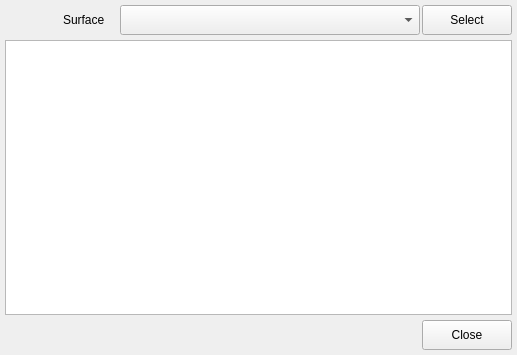
This is forms/surfaceviewdialog.ui in usual-one/3DObjectVisualizer as Qt 5 draws it before an edit. The edited form follows.
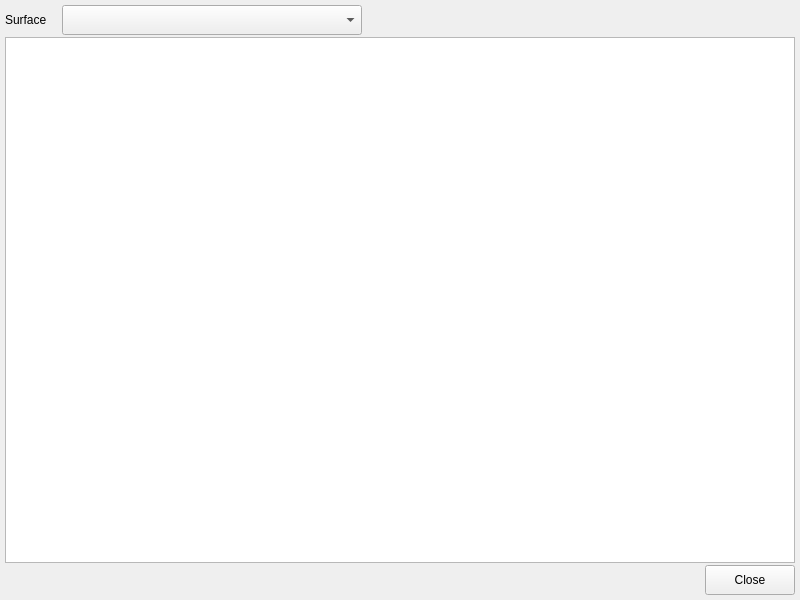
This is the edited form.

Commit message: surface view updated

```diff
--- a/forms/surfaceviewdialog.ui
+++ b/forms/surfaceviewdialog.ui
@@ -6,16 +6,22 @@
    <rect>
     <x>0</x>
     <y>0</y>
-    <width>517</width>
-    <height>355</height>
+    <width>800</width>
+    <height>600</height>
    </rect>
   </property>
+  <property name="sizePolicy">
+   <sizepolicy hsizetype="Expanding" vsizetype="Expanding">
+    <horstretch>0</horstretch>
+    <verstretch>0</verstretch>
+   </sizepolicy>
+  </property>
   <property name="windowTitle">
    <string>View surface</string>
   </property>
   <layout class="QVBoxLayout" name="verticalLayout">
    <property name="spacing">
-    <number>5</number>
+    <number>2</number>
    </property>
    <property name="leftMargin">
     <number>5</number>
@@ -34,6 +40,50 @@
      <property name="spacing">
       <number>2</number>
      </property>
+     <item>
+      <widget class="QLabel" name="lbl_surface">
+       <property name="minimumSize">
+        <size>
+         <width>55</width>
+         <height>30</height>
+        </size>
+       </property>
+       <property name="maximumSize">
+        <size>
+         <width>55</width>
+         <height>30</height>
+        </size>
+       </property>
+       <property name="text">
+        <string>Surface</string>
+       </property>
+      </widget>
+     </item>
+     <item>
+      <widget class="QComboBox" name="cmbx_surface">
+       <property name="sizePolicy">
+        <sizepolicy hsizetype="Fixed" vsizetype="Fixed">
+         <horstretch>0</horstretch>
+         <verstretch>0</verstretch>
+        </sizepolicy>
+       </property>
+       <property name="minimumSize">
+        <size>
+         <width>300</width>
+         <height>30</height>
+        </size>
+       </property>
+       <property name="maximumSize">
+        <size>
+         <width>300</width>
+         <height>30</height>
+        </size>
+       </property>
+       <property name="focusPolicy">
+        <enum>Qt::NoFocus</enum>
+       </property>
+      </widget>
+     </item>
      <item>
       <spacer name="spacer_surface">
        <property name="orientation">
@@ -41,90 +91,24 @@
        </property>
        <property name="sizeHint" stdset="0">
         <size>
-         <width>40</width>
+         <width>0</width>
          <height>30</height>
         </size>
        </property>
       </spacer>
      </item>
-     <item>
-      <widget class="QLabel" name="lbl_surface">
-       <property name="minimumSize">
-        <size>
-         <width>55</width>
-         <height>30</height>
-        </size>
-       </property>
-       <property name="maximumSize">
-        <size>
-         <width>55</width>
-         <height>30</height>
-        </size>
-       </property>
-       <property name="text">
-        <string>Surface</string>
-       </property>
-      </widget>
-     </item>
-     <item>
-      <widget class="QComboBox" name="cmbx_surface">
-       <property name="sizePolicy">
-        <sizepolicy hsizetype="Fixed" vsizetype="Fixed">
-         <horstretch>0</horstretch>
-         <verstretch>0</verstretch>
-        </sizepolicy>
-       </property>
-       <property name="minimumSize">
-        <size>
-         <width>300</width>
-         <height>30</height>
-        </size>
-       </property>
-       <property name="maximumSize">
-        <size>
-         <width>300</width>
-         <height>30</height>
-        </size>
-       </property>
-       <property name="focusPolicy">
-        <enum>Qt::NoFocus</enum>
-       </property>
-      </widget>
-     </item>
-     <item>
-      <widget class="QPushButton" name="btn_select">
-       <property name="sizePolicy">
-        <sizepolicy hsizetype="Fixed" vsizetype="Fixed">
-         <horstretch>0</horstretch>
-         <verstretch>0</verstretch>
-        </sizepolicy>
-       </property>
-       <property name="minimumSize">
-        <size>
-         <width>90</width>
-         <height>30</height>
-        </size>
-       </property>
-       <property name="maximumSize">
-        <size>
-         <width>90</width>
-         <height>30</height>
-        </size>
-       </property>
-       <property name="focusPolicy">
-        <enum>Qt::NoFocus</enum>
-       </property>
-       <property name="text">
-        <string>Select</string>
-       </property>
-      </widget>
-     </item>
     </layout>
    </item>
    <item>
-    <widget class="QTableView" name="tbl_surface">
+    <widget class="QTableWidget" name="tbl_surface">
+     <property name="sizePolicy">
+      <sizepolicy hsizetype="Expanding" vsizetype="Expanding">
+       <horstretch>0</horstretch>
+       <verstretch>0</verstretch>
+      </sizepolicy>
+     </property>
      <property name="sizeAdjustPolicy">
-      <enum>QAbstractScrollArea::AdjustIgnored</enum>
+      <enum>QAbstractScrollArea::AdjustToContentsOnFirstShow</enum>
      </property>
      <property name="editTriggers">
       <set>QAbstractItemView::NoEditTriggers</set>
@@ -133,15 +117,18 @@
       <bool>true</bool>
      </attribute>
      <attribute name="horizontalHeaderMinimumSectionSize">
-      <number>30</number>
+      <number>20</number>
      </attribute>
      <attribute name="horizontalHeaderDefaultSectionSize">
-      <number>30</number>
+      <number>40</number>
      </attribute>
-     <attribute name="horizontalHeaderHighlightSections">
+     <attribute name="horizontalHeaderStretchLastSection">
       <bool>false</bool>
      </attribute>
      <attribute name="verticalHeaderVisible">
+      <bool>true</bool>
+     </attribute>
+     <attribute name="verticalHeaderCascadingSectionResizes">
       <bool>false</bool>
      </attribute>
      <attribute name="verticalHeaderMinimumSectionSize">
@@ -150,7 +137,7 @@
      <attribute name="verticalHeaderDefaultSectionSize">
       <number>20</number>
      </attribute>
-     <attribute name="verticalHeaderHighlightSections">
+     <attribute name="verticalHeaderStretchLastSection">
       <bool>false</bool>
      </attribute>
     </widget>
```
Left out of the diff: 6 changed lines with no effect on the pictures. The commit also changes 29 other files.
